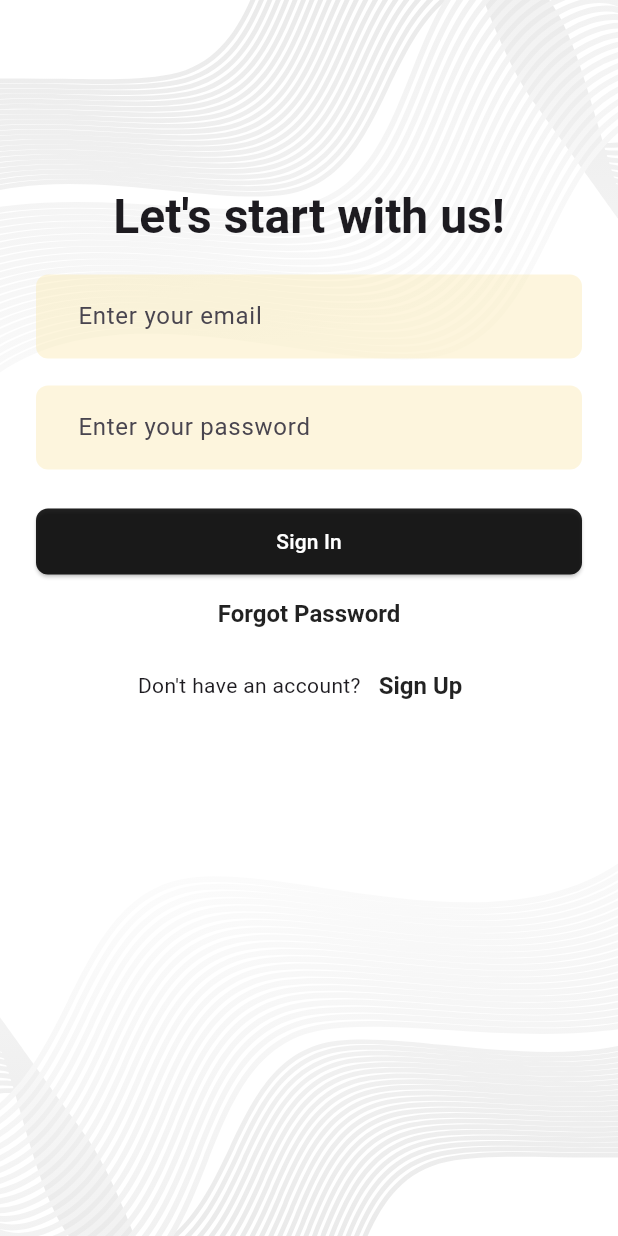
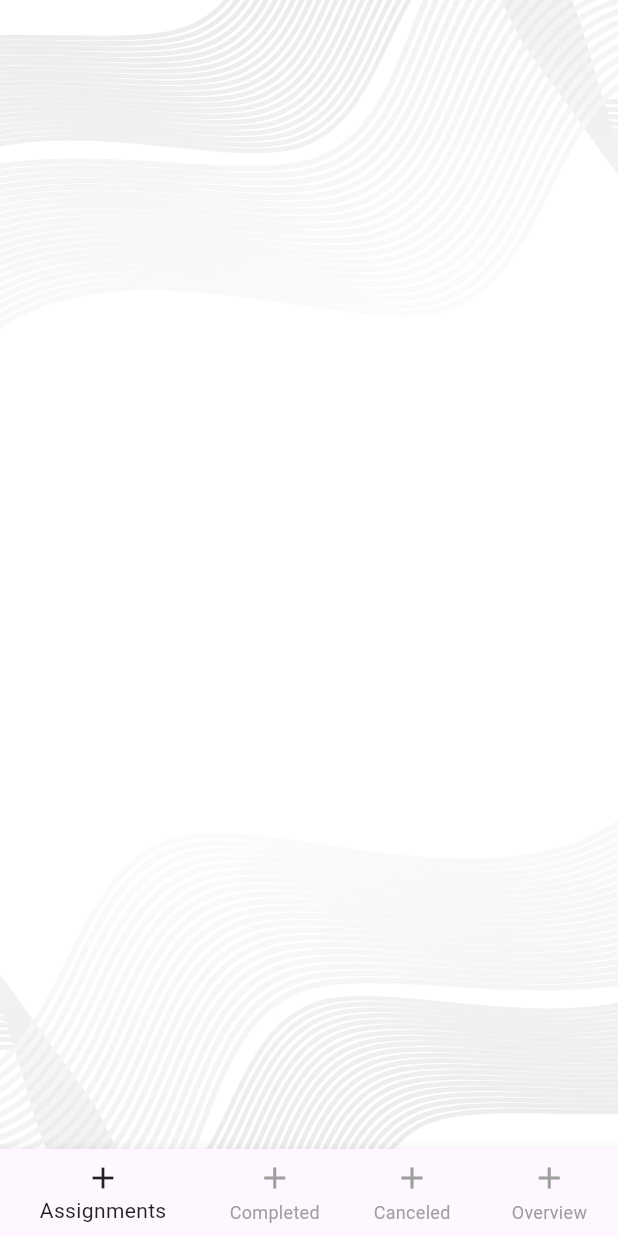
Before and after one commit to JoyChowdhury12/assignment_manager, a Flutter app: the screen it shows after launch, after a tap on "Sign In", on a phone screen of 412 x 824 dp. Run offline on Flutter 3.47's test engine with Material 3 defaults, Android fonts, the phone set to English and light mode, and no system bars; our stand-ins replace flutter_svg, gap, pin_code_fields.

Commit message:
Constructing a new feature which is bottom navigation!!

```diff
--- a/lib/app.dart
+++ b/lib/app.dart
@@ -1,4 +1,4 @@
-import 'package:assignment_manager/presentation/screens/splash_screen.dart';
+import 'package:assignment_manager/presentation/screens/auth/splash_screen.dart';
 import 'package:assignment_manager/presentation/utils/app_colors.dart';
 import 'package:flutter/material.dart';
 
@@ -32,7 +32,8 @@ class AssignmentManagerApp extends StatelessWidget {
         textButtonTheme: TextButtonThemeData(
           style: TextButton.styleFrom(
               foregroundColor: AppColors.themeColor,
-              textStyle: const TextStyle(fontWeight: FontWeight.bold, fontSize: 16)),
+              textStyle:
+                  const TextStyle(fontWeight: FontWeight.bold, fontSize: 16)),
         ),
         textTheme: const TextTheme(
           titleLarge: TextStyle(
--- /dev/null
+++ b/lib/presentation/screens/assignment/bottom_nav_screen.dart
@@ -0,0 +1,37 @@
+import 'package:assignment_manager/presentation/utils/app_colors.dart';
+import 'package:assignment_manager/presentation/widgets/app_background_widget.dart';
+import 'package:flutter/material.dart';
+
+class BottomNavScreen extends StatefulWidget {
+  const BottomNavScreen({super.key});
+
+  @override
+  State<BottomNavScreen> createState() => _BottomNavScreenState();
+}
+
+class _BottomNavScreenState extends State<BottomNavScreen> {
+  int _currentSelectedIndex = 0;
+  @override
+  Widget build(BuildContext context) {
+    return Scaffold(
+      body: AppBackgroundWidget(child: Container()),
+      bottomNavigationBar: BottomNavigationBar(
+        selectedItemColor: AppColors.themeColor,
+        currentIndex: _currentSelectedIndex,
+        onTap: (index) {
+          setState(() {
+            _currentSelectedIndex = index;
+          });
+        },
+        unselectedItemColor: Colors.grey,
+        showUnselectedLabels: true,
+        items: [
+          BottomNavigationBarItem(icon: Icon(Icons.add), label: "Assignments"),
+          BottomNavigationBarItem(icon: Icon(Icons.add), label: "Completed"),
+          BottomNavigationBarItem(icon: Icon(Icons.add), label: "Canceled"),
+          BottomNavigationBarItem(icon: Icon(Icons.add), label: "Overview"),
+        ],
+      ),
+    );
+  }
+}
--- a/lib/presentation/screens/email_verify_screen.dart
+++ b/lib/presentation/screens/auth/email_verify_screen.dart
@@ -1,4 +1,4 @@
-import 'package:assignment_manager/presentation/screens/pincode_verify_screen.dart';
+import 'package:assignment_manager/presentation/screens/auth/pincode_verify_screen.dart';
 import 'package:assignment_manager/presentation/widgets/app_background_widget.dart';
 import 'package:flutter/material.dart';
 import 'package:gap/gap.dart';
@@ -61,7 +61,7 @@ class _SignInScreenState extends State<EmailVerifyScreen> {
                       Navigator.push(
                         context,
                         MaterialPageRoute(
-                          builder: (context) => PincodeVerifyScreen(),
+                          builder: (context) => const PincodeVerifyScreen(),
                         ),
                       );
                     },
--- a/lib/presentation/screens/sign_in_screen.dart
+++ b/lib/presentation/screens/auth/sign_in_screen.dart
@@ -1,5 +1,6 @@
-import 'package:assignment_manager/presentation/screens/email_verify_screen.dart';
-import 'package:assignment_manager/presentation/screens/sign_up_screen.dart';
+import 'package:assignment_manager/presentation/screens/assignment/bottom_nav_screen.dart';
+import 'package:assignment_manager/presentation/screens/auth/email_verify_screen.dart';
+import 'package:assignment_manager/presentation/screens/auth/sign_up_screen.dart';
 import 'package:assignment_manager/presentation/widgets/app_background_widget.dart';
 import 'package:flutter/material.dart';
 import 'package:gap/gap.dart';
@@ -58,7 +59,14 @@ class _SignInScreenState extends State<SignInScreen> {
                 SizedBox(
                   width: double.infinity,
                   child: ElevatedButton(
-                    onPressed: () {},
+                    onPressed: () {
+                      Navigator.push(
+                        context,
+                        MaterialPageRoute(
+                          builder: (context) => BottomNavScreen(),
+                        ),
+                      );
+                    },
                     child: const Text("Sign In"),
                   ),
                 ),
--- a/lib/presentation/screens/splash_screen.dart
+++ b/lib/presentation/screens/auth/splash_screen.dart
@@ -1,4 +1,4 @@
-import 'package:assignment_manager/presentation/screens/sign_in_screen.dart';
+import 'package:assignment_manager/presentation/screens/auth/sign_in_screen.dart';
 import 'package:assignment_manager/presentation/utils/asset_manager.dart';
 import 'package:assignment_manager/presentation/widgets/app_background_widget.dart';
 import 'package:flutter/material.dart';
```
Also changed, not shown: lib/presentation/screens/auth/pincode_verify_screen.dart (renamed from lib/presentation/screens/pincode_verify_screen.dart, +15 -9 lines), lib/presentation/screens/auth/reset_password_screen.dart (renamed from lib/presentation/screens/reset_password_screen.dart, +8 -5 lines), lib/presentation/widgets/assignment_screen.dart (added, +14 -0 lines), lib/presentation/screens/auth/sign_up_screen.dart (renamed from lib/presentation/screens/sign_up_screen.dart).
